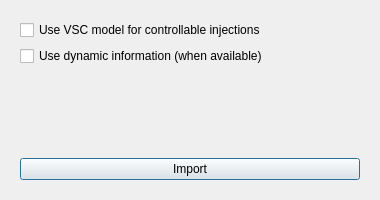
Above: src/VeraGrid/Gui/FileDialogues/DgsDialogue/dgs_import_gui.ui from SanPen/VeraGrid before the change. Below: the same form after it.
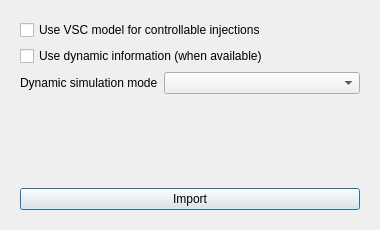
That is the form after the change.

The edit to the form file:
```diff
--- a/src/VeraGrid/Gui/FileDialogues/DgsDialogue/dgs_import_gui.ui
+++ b/src/VeraGrid/Gui/FileDialogues/DgsDialogue/dgs_import_gui.ui
@@ -7,7 +7,7 @@
     <x>0</x>
     <y>0</y>
     <width>380</width>
-    <height>200</height>
+    <height>230</height>
    </rect>
   </property>
   <property name="windowTitle">
@@ -34,7 +34,17 @@
         </property>
        </widget>
       </item>
-      <item row="2" column="0" colspan="2">
+      <item row="2" column="0">
+       <widget class="QLabel" name="dgsDynamicSimulationModeLabel">
+        <property name="text">
+         <string>Dynamic simulation mode</string>
+        </property>
+       </widget>
+      </item>
+      <item row="2" column="1">
+       <widget class="QComboBox" name="dgsDynamicSimulationModeComboBox"/>
+      </item>
+      <item row="3" column="0" colspan="2">
        <spacer name="verticalSpacer">
         <property name="orientation">
          <enum>Qt::Orientation::Vertical</enum>
@@ -47,7 +57,7 @@
         </property>
        </spacer>
       </item>
-      <item row="3" column="0" colspan="2">
+      <item row="4" column="0" colspan="2">
        <widget class="QPushButton" name="importButton">
         <property name="text">
          <string>Import</string>
```
